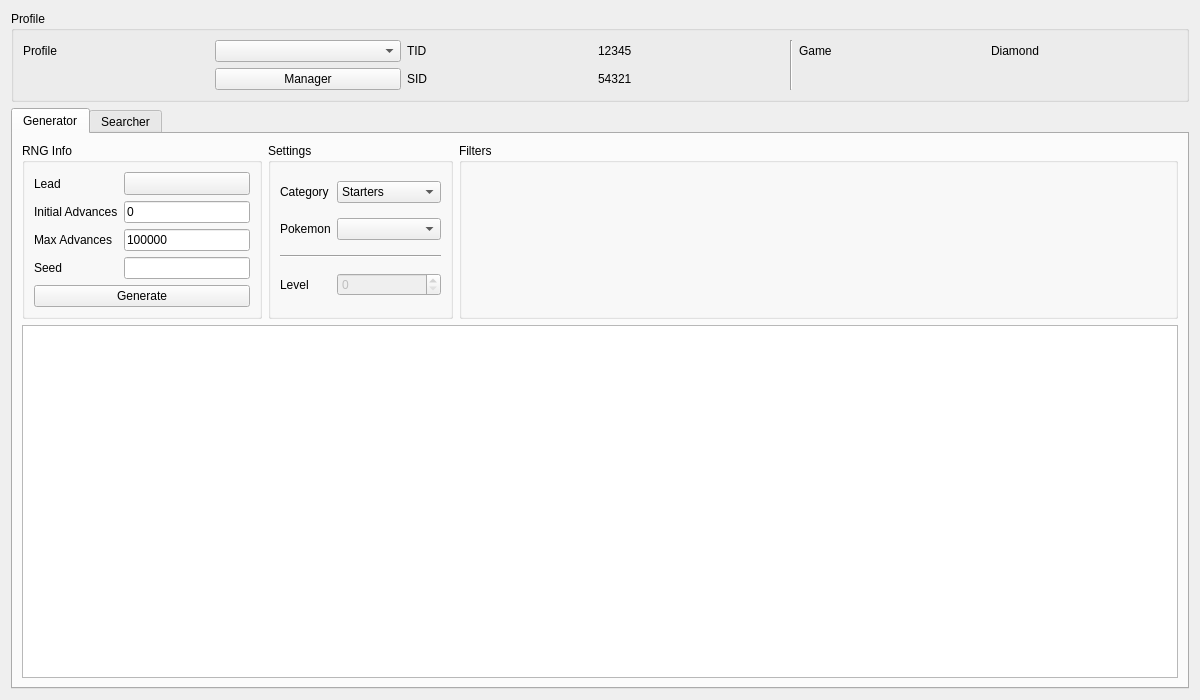
First picture: the form in Source/Form/Gen4/Static4.ui, repository Admiral-Fish/PokeFinder, before the edit.
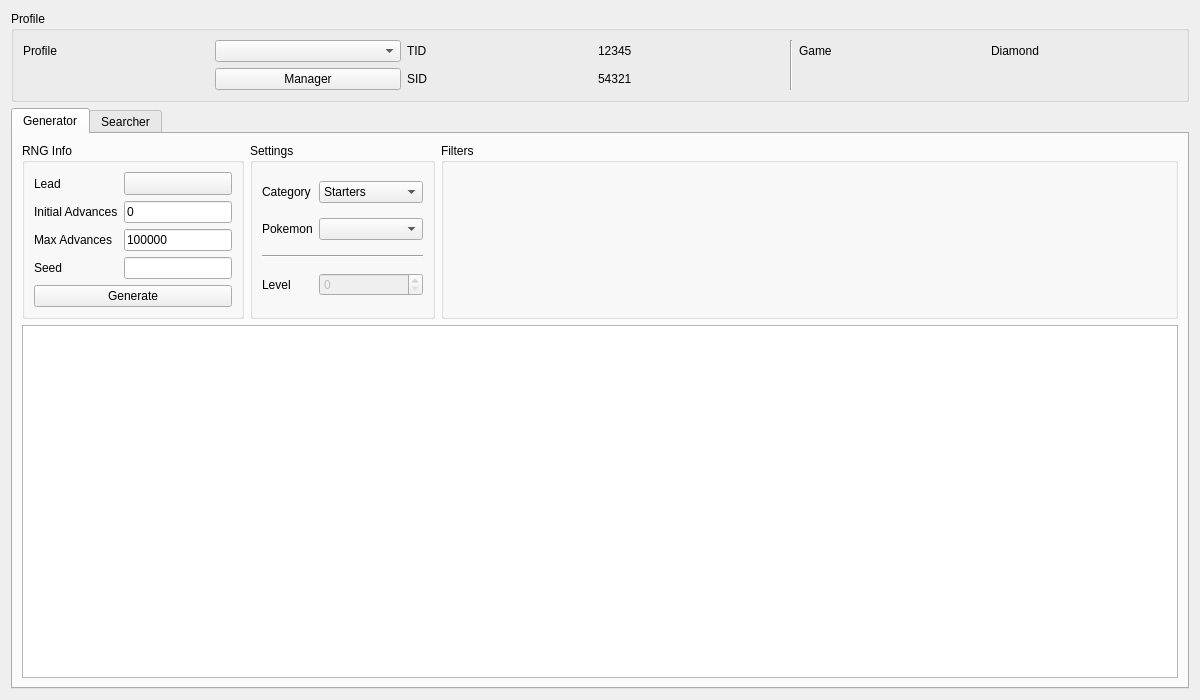
Second picture: the form after the edit. Custom widgets are drawn as their Qt base class.

What changed in the file:
```diff
--- a/Source/Form/Gen4/Static4.ui
+++ b/Source/Form/Gen4/Static4.ui
@@ -98,12 +98,6 @@
       <layout class="QGridLayout" name="gridLayout_10">
        <item row="0" column="0">
         <widget class="QGroupBox" name="groupBoxGeneratorRNGInfo">
-         <property name="sizePolicy">
-          <sizepolicy hsizetype="Preferred" vsizetype="Preferred">
-           <horstretch>1</horstretch>
-           <verstretch>0</verstretch>
-          </sizepolicy>
-         </property>
          <property name="title">
           <string>RNG Info</string>
          </property>
@@ -117,12 +111,6 @@
           </item>
           <item row="0" column="0">
            <widget class="QLabel" name="labelGeneratorLead">
-            <property name="sizePolicy">
-             <sizepolicy hsizetype="Fixed" vsizetype="Preferred">
-              <horstretch>0</horstretch>
-              <verstretch>0</verstretch>
-             </sizepolicy>
-            </property>
             <property name="text">
              <string>Lead</string>
             </property>
@@ -136,9 +124,6 @@
               <verstretch>0</verstretch>
              </sizepolicy>
             </property>
-            <property name="popupMode">
-             <enum>QToolButton::InstantPopup</enum>
-            </property>
            </widget>
           </item>
           <item row="3" column="1">
@@ -290,7 +275,7 @@
         <widget class="QGroupBox" name="groupBoxGeneratorFilters">
          <property name="sizePolicy">
           <sizepolicy hsizetype="Preferred" vsizetype="Preferred">
-           <horstretch>3</horstretch>
+           <horstretch>1</horstretch>
            <verstretch>0</verstretch>
           </sizepolicy>
          </property>
@@ -588,11 +573,6 @@
   </layout>
  </widget>
  <customwidgets>
-  <customwidget>
-   <class>TableView</class>
-   <extends>QTableView</extends>
-   <header>Form/Controls/TableView.hpp</header>
-  </customwidget>
   <customwidget>
    <class>TextBox</class>
    <extends>QLineEdit</extends>
@@ -603,6 +583,11 @@
    <extends>QComboBox</extends>
    <header>Form/Controls/ComboBox.hpp</header>
   </customwidget>
+  <customwidget>
+   <class>TableView</class>
+   <extends>QTableView</extends>
+   <header>Form/Controls/TableView.hpp</header>
+  </customwidget>
   <customwidget>
    <class>Filter</class>
    <extends>QWidget</extends>
```
Left out of the diff: 8 changed lines with no effect on the pictures.
